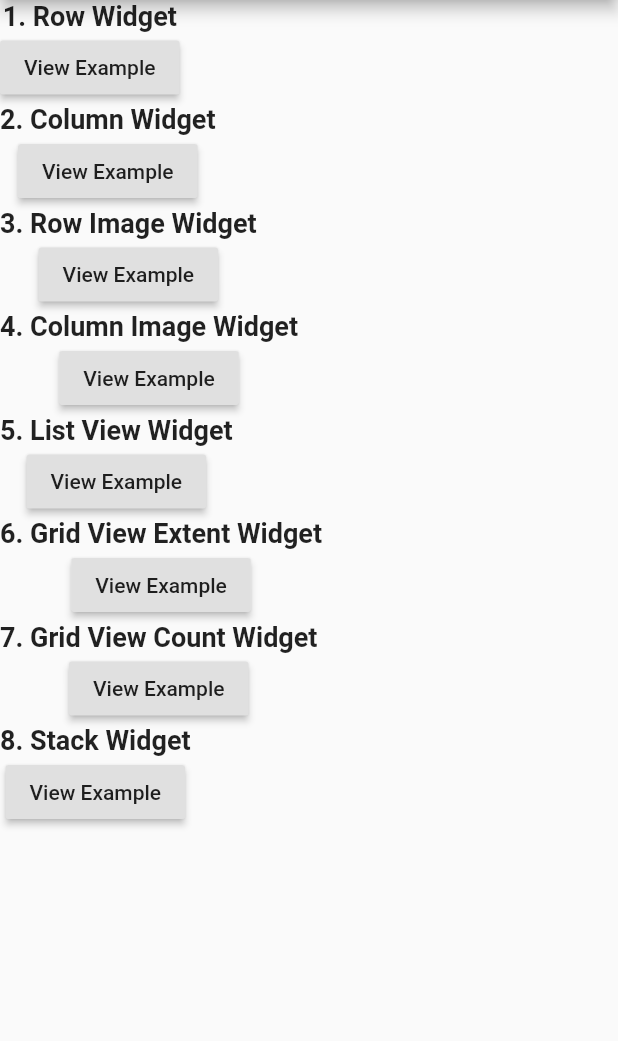
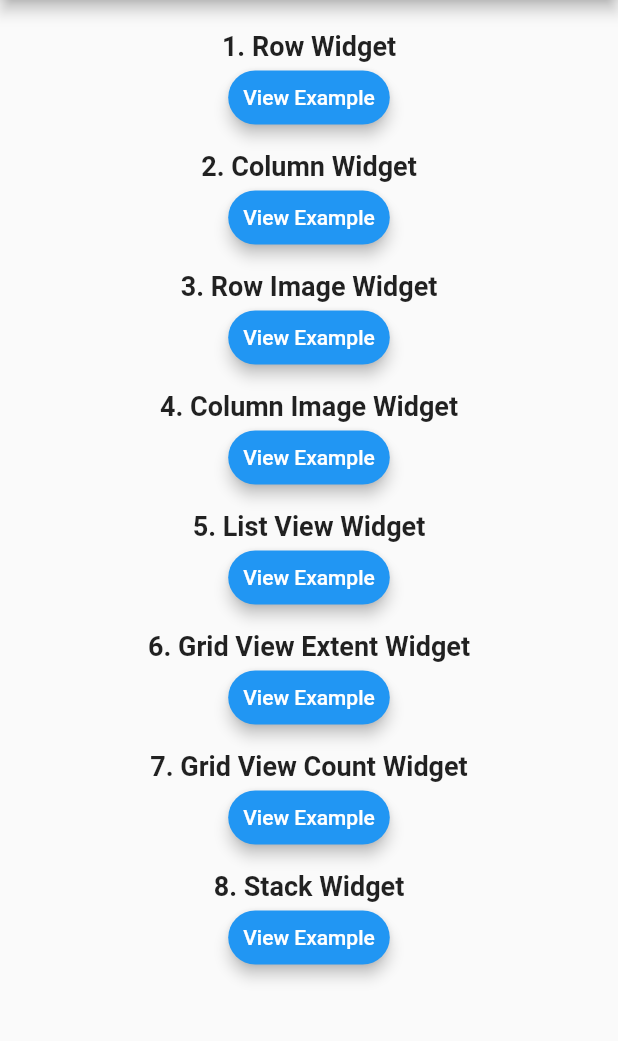
Before and after one commit to jsierra93/Flutter_Widgets_Examples, a Flutter app: the screen it shows after launch, on a phone screen of 412 x 824 dp, the part 84-1125 px from its top. Run offline on Flutter 3.47's test engine with Material 2 defaults, Android fonts, the phone set to English and light mode, and no system bars.

Commit message:
Se implementan layout basico y se organiza home y enrutamiento

```diff
--- a/lib/main.dart
+++ b/lib/main.dart
@@ -22,15 +22,42 @@ class HomePage extends StatelessWidget {
             title: Text('Flutter Widget Examples'),
           ),
           body: Column(
+            crossAxisAlignment: CrossAxisAlignment.start,
             children: <Widget>[
-              ListWidgetElement(numItem: '1', textItem: 'Row Widget', linkPage: RowPages()),
-              ListWidgetElement(numItem: '2', textItem: 'Column Widget', linkPage: ColumnPage()),
-              ListWidgetElement(numItem: '3', textItem: 'Row Image Widget', linkPage: RowImagesWidget()),
-              ListWidgetElement(numItem: '4', textItem: 'Column Image Widget', linkPage: ColumnImagesPage()),
-              ListWidgetElement(numItem: '5', textItem: 'List View Widget', linkPage: ListViewWidget()),
-              ListWidgetElement(numItem: '6', textItem: 'Grid View Extent Widget', linkPage: GridViewExtentPage()),
-              ListWidgetElement(numItem: '7', textItem: 'Grid View Count Widget', linkPage: GridViewCountPage()),
-              ListWidgetElement(numItem: '8', textItem: 'Stack Widget', linkPage: StackPage())
+              SizedBox(
+                height: 20,
+                width: double.infinity,
+              ),
+              ListWidgetElement(
+                  numItem: '1', textItem: 'Row Widget', linkPage: RowPages()),
+              ListWidgetElement(
+                  numItem: '2',
+                  textItem: 'Column Widget',
+                  linkPage: ColumnPage()),
+              ListWidgetElement(
+                  numItem: '3',
+                  textItem: 'Row Image Widget',
+                  linkPage: RowImagesWidget()),
+              ListWidgetElement(
+                  numItem: '4',
+                  textItem: 'Column Image Widget',
+                  linkPage: ColumnImagesPage()),
+              ListWidgetElement(
+                  numItem: '5',
+                  textItem: 'List View Widget',
+                  linkPage: ListViewWidget()),
+              ListWidgetElement(
+                  numItem: '6',
+                  textItem: 'Grid View Extent Widget',
+                  linkPage: GridViewExtentPage()),
+              ListWidgetElement(
+                  numItem: '7',
+                  textItem: 'Grid View Count Widget',
+                  linkPage: GridViewCountPage()),
+              ListWidgetElement(
+                  numItem: '8',
+                  textItem: 'Stack Widget',
+                  linkPage: StackPage()),
             ],
           )),
     );
@@ -38,22 +65,22 @@ class HomePage extends StatelessWidget {
 }
 
 class ListWidgetElement extends StatelessWidget {
-
   final String numItem;
   final String textItem;
-final StatelessWidget linkPage ;
+  final StatelessWidget linkPage;
 
-  const ListWidgetElement({
-    @required this.numItem,
+  const ListWidgetElement(
+      {@required this.numItem,
       @required this.textItem,
-    @required this.linkPage}
-    );
+      @required this.linkPage});
 
   @override
   Widget build(BuildContext context) {
     return Container(
         width: double.infinity,
-      alignment: AlignmentDirectional.bottomStart,
+        child: SizedBox(
+          width: double.infinity,
+          height: 80,
           child: Column(
             children: <Widget>[
               Text(
@@ -61,17 +88,42 @@ final StatelessWidget linkPage ;
                 style: TextStyle(fontSize: 18, fontWeight: FontWeight.bold),
               ),
               RaisedButton(
+                  shape: StadiumBorder(),
+                  elevation: 4,
                   child: Text('View Example'),
-                      onPressed: () =>{
-                            Navigator.push(
-                                  context,
+                  padding: EdgeInsets.all(10),
+                  color: Colors.blue,
+                  textColor: Colors.white,
+                  splashColor: Colors.black45,
+                  onPressed: () {
+                    Navigator.push(context,
                         MaterialPageRoute(builder: (context) {
                       return (this.linkPage);
-                                  }))
-                            }
+                    }));
+                  })
+            ],
           ),
-            ],
-          )
-    );
+        ));
   }
 }
+
+/* RaisedButton(
+              //animationDuration: Duration(seconds: 5),
+             shape: StadiumBorder(),//bordes redondeados
+           //   shape: RoundedRectangleBorder(
+           //     borderRadius: BorderRadius.circular(30) // darle forma circular al boton
+           //   ),
+              //highlightElevation: 1,
+              elevation: 4, // le da altura al elemento y genera sombra
+              child: Text('View Example'),
+              padding: EdgeInsets.all(10),
+              color: Colors.blue,
+              textColor: Colors.white,
+              //highlightColor: Colors.black45, //cuando se le da clic
+              splashColor: Colors.black45, // cuando se le deja presionado
+              onPressed: () {
+                Navigator.push(context, MaterialPageRoute(builder: (context) {
+                  return (this.linkPage);
+                }));
+              })
+              */
--- a/lib/widgets/column_widget.dart
+++ b/lib/widgets/column_widget.dart
@@ -16,12 +16,6 @@ class ColumnPage extends StatelessWidget {
                   height: 50, color: Colors.blue, child: Text('Elemento # 2')),
               Container(
                   height: 50, color: Colors.green, child: Text('Elemento # 3')),
-              new RaisedButton(
-                onPressed: () {
-                  Navigator.of(context).pop();
-                },
-                child: new Text("Volver"),
-              )
             ],
           )
     );
```
Also changed, not shown: lib/widgets/row_widget.dart (+2 -11 lines). Lines whose indentation alone changed are shown as unchanged.
